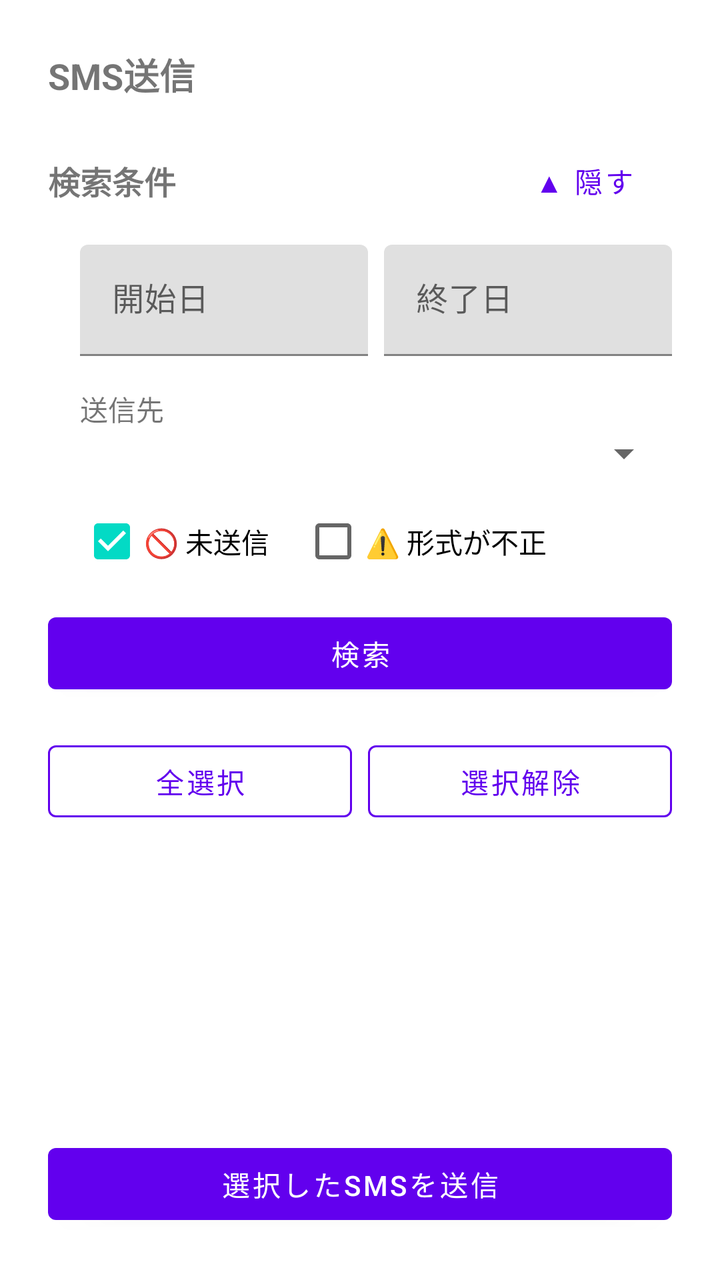
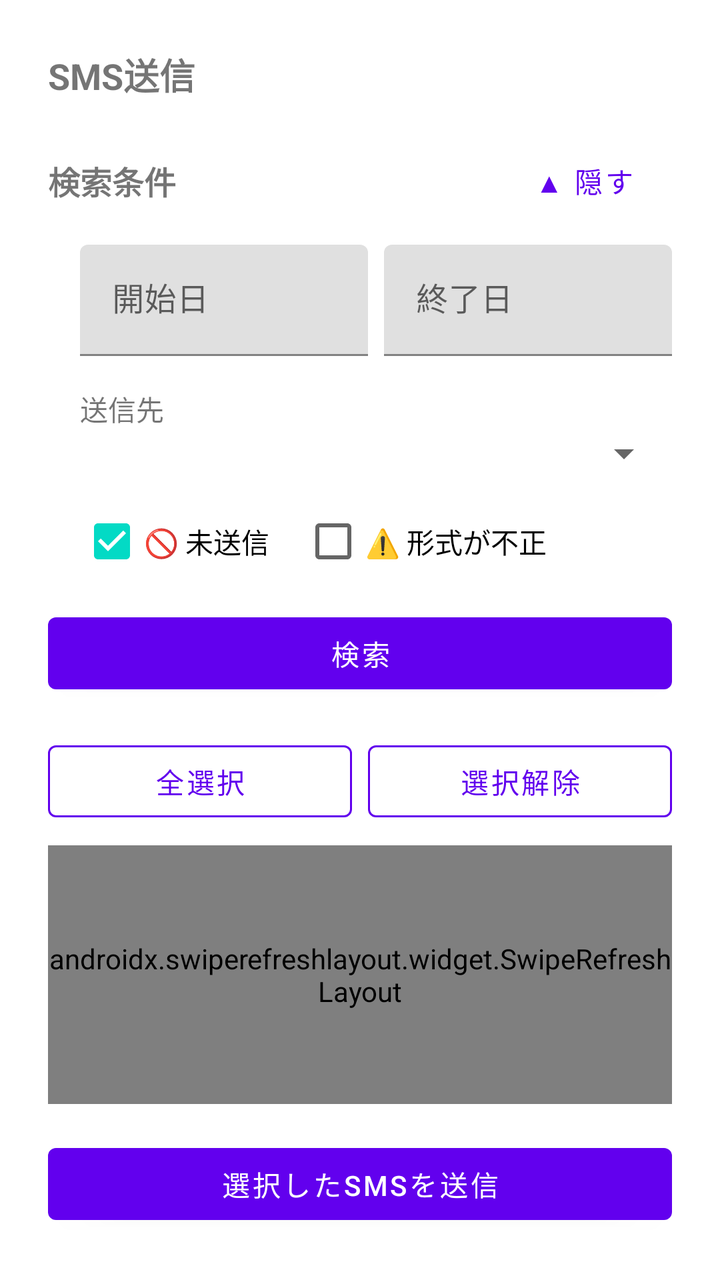

Compare the two renders of this Android layout. The source of the first and the diff that turns it into the second are given below.
<!-- AndroidManifest.xml: application theme Theme.SmsToKintone -->
<!-- res/layout/activity_sms_search.xml -->
<?xml version="1.0" encoding="utf-8"?>
<LinearLayout xmlns:android="http://schemas.android.com/apk/res/android"
    xmlns:app="http://schemas.android.com/apk/res-auto"
    android:layout_width="match_parent"
    android:layout_height="match_parent"
    android:orientation="vertical"
    android:padding="24dp">

    <TextView
        android:layout_width="wrap_content"
        android:layout_height="wrap_content"
        android:layout_marginBottom="16dp"
        android:text="@string/sms_search_title"
        android:textSize="18sp"
        android:textStyle="bold" />

    <LinearLayout
        android:id="@+id/layoutPermissionRequired"
        android:layout_width="match_parent"
        android:layout_height="wrap_content"
        android:layout_marginBottom="16dp"
        android:orientation="vertical"
        android:visibility="gone">

        <TextView
            android:layout_width="wrap_content"
            android:layout_height="wrap_content"
            android:layout_marginBottom="8dp"
            android:text="@string/sms_search_permission_required" />

        <com.google.android.material.button.MaterialButton
            android:id="@+id/btnRequestReadSmsPermission"
            style="@style/AppButton.OutlinedButton"
            android:layout_width="match_parent"
            android:layout_height="wrap_content"
            android:text="@string/btn_request_read_sms_permission" />
    </LinearLayout>

    <LinearLayout
        android:id="@+id/layoutSearchForm"
        android:layout_width="match_parent"
        android:layout_height="0dp"
        android:layout_weight="1"
        android:orientation="vertical">

        <LinearLayout
            android:layout_width="match_parent"
            android:layout_height="wrap_content"
            android:layout_marginBottom="8dp"
            android:orientation="horizontal"
            android:gravity="center_vertical">

            <TextView
                android:layout_width="0dp"
                android:layout_height="wrap_content"
                android:layout_weight="1"
                android:text="@string/section_search_conditions"
                android:textSize="16sp"
                android:textStyle="bold" />

            <com.google.android.material.button.MaterialButton
                android:id="@+id/btnToggleSearchFilters"
                style="@style/Widget.MaterialComponents.Button.TextButton"
                android:layout_width="wrap_content"
                android:layout_height="wrap_content"
                android:text="@string/btn_hide_search_filters" />
        </LinearLayout>

        <LinearLayout
            android:id="@+id/llSearchFilters"
            android:layout_width="match_parent"
            android:layout_height="wrap_content"
            android:layout_marginStart="16dp"
            android:orientation="vertical">

            <LinearLayout
                android:layout_width="match_parent"
                android:layout_height="wrap_content"
                android:orientation="horizontal">

                <com.google.android.material.textfield.TextInputLayout
                    android:layout_width="0dp"
                    android:layout_height="wrap_content"
                    android:layout_marginEnd="8dp"
                    android:layout_weight="1"
                    android:hint="@string/hint_date_from">

                    <com.google.android.material.textfield.TextInputEditText
                        android:id="@+id/etDateFrom"
                        android:layout_width="match_parent"
                        android:layout_height="wrap_content"
                        android:focusable="false"
                        android:inputType="none" />
                </com.google.android.material.textfield.TextInputLayout>

                <com.google.android.material.textfield.TextInputLayout
                    android:layout_width="0dp"
                    android:layout_height="wrap_content"
                    android:layout_weight="1"
                    android:hint="@string/hint_date_to">

                    <com.google.android.material.textfield.TextInputEditText
                        android:id="@+id/etDateTo"
                        android:layout_width="match_parent"
                        android:layout_height="wrap_content"
                        android:focusable="false"
                        android:inputType="none" />
                </com.google.android.material.textfield.TextInputLayout>
            </LinearLayout>

            <com.google.android.material.textfield.TextInputLayout
                android:layout_width="match_parent"
                android:layout_height="wrap_content"
                android:layout_marginTop="8dp"
                android:hint="@string/hint_body_filter"
                android:visibility="gone">

                <com.google.android.material.textfield.TextInputEditText
                    android:id="@+id/etBodyFilter"
                    android:layout_width="match_parent"
                    android:layout_height="wrap_content"
                    android:inputType="text" />
            </com.google.android.material.textfield.TextInputLayout>

            <TextView
                android:layout_width="wrap_content"
                android:layout_height="wrap_content"
                android:layout_marginTop="16dp"
                android:text="@string/label_profile_filter" />

            <Spinner
                android:id="@+id/spProfileFilter"
                android:layout_width="match_parent"
                android:layout_height="wrap_content" />

            <LinearLayout
                android:layout_width="match_parent"
                android:layout_height="wrap_content"
                android:layout_marginTop="8dp"
                android:orientation="horizontal"
                android:gravity="center_vertical">

                <CheckBox
                    android:id="@+id/cbUnsentOnly"
                    android:layout_width="wrap_content"
                    android:layout_height="wrap_content"
                    android:checked="true"
                    android:text="@string/filter_unsent_only" />

                <CheckBox
                    android:id="@+id/cbSplitFailedOnly"
                    android:layout_width="wrap_content"
                    android:layout_height="wrap_content"
                    android:layout_marginStart="16dp"
                    android:checked="false"
                    android:text="@string/filter_split_failed_only" />
            </LinearLayout>
        </LinearLayout>

        <com.google.android.material.button.MaterialButton
            android:id="@+id/btnSearchSms"
            android:layout_width="match_parent"
            android:layout_height="wrap_content"
            android:layout_marginTop="8dp"
            android:text="@string/btn_search_sms" />

        <LinearLayout
            android:layout_width="match_parent"
            android:layout_height="wrap_content"
            android:layout_marginTop="16dp"
            android:orientation="horizontal">

            <com.google.android.material.button.MaterialButton
                android:id="@+id/btnSelectAll"
                style="@style/AppButton.OutlinedButton"
                android:layout_width="0dp"
                android:layout_height="wrap_content"
                android:layout_marginEnd="8dp"
                android:layout_weight="1"
                android:text="@string/btn_select_all" />

            <com.google.android.material.button.MaterialButton
                android:id="@+id/btnDeselectAll"
                style="@style/AppButton.OutlinedButton"
                android:layout_width="0dp"
                android:layout_height="wrap_content"
                android:layout_weight="1"
                android:text="@string/btn_deselect_all" />
        </LinearLayout>

        <TextView
            android:id="@+id/tvSmsListEmpty"
            android:layout_width="wrap_content"
            android:layout_height="wrap_content"
            android:layout_marginTop="16dp"
            android:text="@string/sms_search_empty"
            android:visibility="gone" />

        <ScrollView
            android:id="@+id/svSmsList"
            android:layout_width="match_parent"
            android:layout_height="0dp"
            android:layout_marginTop="8dp"
            android:layout_weight="1">

            <LinearLayout
                android:id="@+id/llSmsListContainer"
                android:layout_width="match_parent"
                android:layout_height="wrap_content"
                android:orientation="vertical" />
        </ScrollView>

        <com.google.android.material.button.MaterialButton
            android:id="@+id/btnSendSelected"
            android:layout_width="match_parent"
            android:layout_height="wrap_content"
            android:layout_marginTop="16dp"
            android:text="@string/btn_send_selected" />

    </LinearLayout>

</LinearLayout>
<!-- resources referenced by this layout -->
<resources>
  <string name="btn_deselect_all">選択解除</string>
  <string name="btn_hide_search_filters">▲ 隠す</string>
  <string name="btn_request_read_sms_permission">SMSの読み取りを許可する</string>
  <string name="btn_search_sms">検索</string>
  <string name="btn_select_all">全選択</string>
  <string name="btn_send_selected">選択したSMSを送信</string>
  <string name="filter_split_failed_only">⚠️ 形式が不正</string>
  <string name="filter_unsent_only">🚫 未送信</string>
  <string name="hint_body_filter">本文に含む文字列</string>
  <string name="hint_date_from">開始日</string>
  <string name="hint_date_to">終了日</string>
  <string name="label_profile_filter">送信先</string>
  <string name="section_search_conditions">検索条件</string>
  <string name="sms_search_empty">該当するSMSがありません</string>
  <string name="sms_search_permission_required">受信済みのSMSを読み取るには許可が必要です</string>
  <string name="sms_search_title">SMS送信</string>
  <style name="AppButton.OutlinedButton" parent="Widget.MaterialComponents.Button.OutlinedButton">
          <item name="strokeColor">?attr/colorPrimary</item>
      </style>
  <style name="Theme.SmsToKintone" parent="Theme.MaterialComponents.DayNight.NoActionBar">
          <item name="colorPrimary">@color/purple_500</item>
          <item name="colorPrimaryVariant">@color/purple_700</item>
          <item name="colorOnPrimary">@color/white</item>
          <item name="colorSecondary">@color/teal_200</item>
          <item name="colorSecondaryVariant">@color/teal_700</item>
          <item name="colorOnSecondary">@color/black</item>
      </style>
  <color name="purple_500">#6200EE</color>
  <color name="purple_700">#3700B3</color>
  <color name="white">#FFFFFFFF</color>
  <color name="teal_200">#03DAC5</color>
  <color name="teal_700">#018786</color>
  <color name="black">#FF000000</color>
</resources>

<!-- the commit's change to res/layout/activity_sms_search.xml (unified diff, before → after) -->
@@ -196,19 +196,25 @@
             android:text="@string/sms_search_empty"
             android:visibility="gone" />
 
-        <ScrollView
-            android:id="@+id/svSmsList"
+        <androidx.swiperefreshlayout.widget.SwipeRefreshLayout
+            android:id="@+id/swipeRefreshSmsList"
             android:layout_width="match_parent"
             android:layout_height="0dp"
             android:layout_marginTop="8dp"
             android:layout_weight="1">
 
-            <LinearLayout
-                android:id="@+id/llSmsListContainer"
-                android:layout_width="match_parent"
-                android:layout_height="wrap_content"
-                android:orientation="vertical" />
-        </ScrollView>
+            <ScrollView
+                android:id="@+id/svSmsList"
+                android:layout_width="match_parent"
+                android:layout_height="match_parent">
+
+                <LinearLayout
+                    android:id="@+id/llSmsListContainer"
+                    android:layout_width="match_parent"
+                    android:layout_height="wrap_content"
+                    android:orientation="vertical" />
+            </ScrollView>
+        </androidx.swiperefreshlayout.widget.SwipeRefreshLayout>
 
         <com.google.android.material.button.MaterialButton
             android:id="@+id/btnSendSelected"
